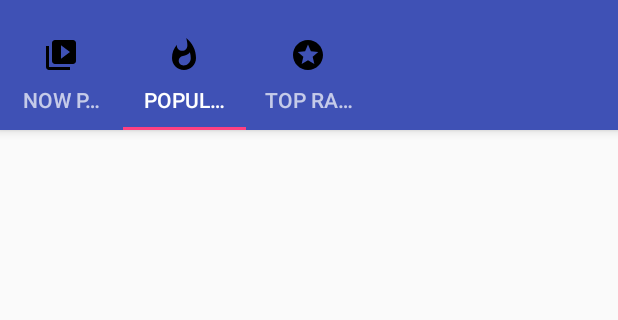
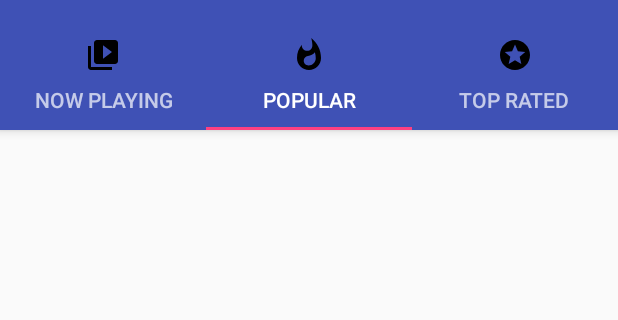
Before and after one commit to hadeer123/Capstone, an Android app: the screen it shows after launch (MainActivity), tab 2 chosen, on a phone screen of 412 x 824 dp, the part 62-382 px from its top. Run offline under Robolectric (Android 15) with nearby library versions, the phone set to English and light mode, and no system bars; our stand-ins replace ButterKnife; pictures from the network do not load; 1 statement that could not run was skipped.

Commit message:
*Updating navigation menu to be checkable. *Changing the last two Fragments names and removing tabs

```diff
--- a/app/src/main/java/com/smovies/hk/searchmovies/MainActivity.java
+++ b/app/src/main/java/com/smovies/hk/searchmovies/MainActivity.java
@@ -79,11 +79,41 @@ public class MainActivity extends AppCompatActivity
         // Set up the ViewPager with the sections adapter.
         mViewPager.setAdapter(mSectionsPagerAdapter);
         tabLayout.setupWithViewPager(mViewPager);
+        mViewPager.addOnPageChangeListener(new ViewPager.OnPageChangeListener() {
+            @Override
+            public void onPageScrolled(int i, float v, int i1) {
+
+            }
+
+            @Override
+            public void onPageSelected(int i) {
+                switch (i) {
+                    case FAV_LIST:
+                        setTitle(getString(R.string.nav_favorites_t));
+                        break;
+                    case TO_WATCH_LIST:
+                        setTitle(getString(R.string.nav_to_watch_t));
+                        break;
+                    default:
+                        break;
+                }
+            }
+
+            @Override
+            public void onPageScrollStateChanged(int i) {
+
+            }
+        });
 
         //set icons in tab layout
         tabLayout.getTabAt(PLAYING_NOW).setIcon(R.drawable.ic_menu_slideshow);
         tabLayout.getTabAt(POPULAR).setIcon(R.drawable.ic_whatshot_black_24dp);
         tabLayout.getTabAt(TOP_RATED).setIcon(R.drawable.ic_top_rated_yellow_24dp);
+
+        //remove last two tabs (Favorites & TO Watch)
+        tabLayout.removeTabAt(tabLayout.getTabCount() - 1);
+        tabLayout.removeTabAt(tabLayout.getTabCount() - 1);
+
     }
 
     @Override
@@ -138,10 +168,12 @@ public class MainActivity extends AppCompatActivity
             case R.id.nav_favorite:
                 mViewPager.setCurrentItem(FAV_LIST);
                 tabLayout.setVisibility(View.GONE);
+                navigationView.setCheckedItem(R.id.nav_favorite);
                 break;
             case R.id.nav_to_watch:
                 mViewPager.setCurrentItem(TO_WATCH_LIST);
                 tabLayout.setVisibility(View.GONE);
+                navigationView.setCheckedItem(R.id.nav_to_watch);
                 break;
             default:
                 mViewPager.setCurrentItem(PLAYING_NOW);
@@ -171,13 +203,28 @@ public class MainActivity extends AppCompatActivity
         public Fragment getItem(int position) {
             // getItem is called to instantiate the fragment for the given page.
             // Return a PlaceholderFragment (defined as a static inner class below).
+            updateVisibility(position);
+
             return MovieListFragment.newInstance(position);
+        }
+
+        public void updateVisibility(int position) {
+            if (position > 3) {
+                tabLayout.setVisibility(View.GONE);
+            } else {
+                updateTabVisibility();
+            }
         }
 
         @Override
         public int getCount() {
             // Show 5 total pages.
             return 5;
+        }
+
+        @Override
+        public void notifyDataSetChanged() {
+            super.notifyDataSetChanged();
         }
 
         @Override
--- a/app/src/main/java/com/smovies/hk/searchmovies/movieSorting/MovieListFragment.java
+++ b/app/src/main/java/com/smovies/hk/searchmovies/movieSorting/MovieListFragment.java
@@ -1,5 +1,6 @@
 package com.smovies.hk.searchmovies.movieSorting;
 
+import android.content.Context;
 import android.content.Intent;
 import android.os.Bundle;
 import android.support.annotation.NonNull;
@@ -27,7 +28,9 @@ import java.util.Objects;
 import butterknife.BindView;
 import butterknife.ButterKnife;
 
+import static com.smovies.hk.searchmovies.utils.Constants.FAV_LIST;
 import static com.smovies.hk.searchmovies.utils.Constants.KEY_MOVIE_ID;
+import static com.smovies.hk.searchmovies.utils.Constants.TO_WATCH_LIST;
 import static com.smovies.hk.searchmovies.utils.GridSpacingItemDecoration.dpToPx;
 
 
@@ -59,6 +62,21 @@ public class MovieListFragment extends Fragment implements MovieListContract.Vie
         // Required empty public constructor
     }
 
+    @Override
+    public void onAttach(Context context) {
+        super.onAttach(context);
+        switch (tabNumber) {
+            case FAV_LIST:
+                getActivity().setTitle(getString(R.string.nav_favorites_t));
+                break;
+            case TO_WATCH_LIST:
+                getActivity().setTitle(getString(R.string.nav_to_watch_t));
+                break;
+            default:
+                break;
+        }
+    }
+
     public static MovieListFragment newInstance(int sectionNumber) {
         MovieListFragment fragment = new MovieListFragment();
         Bundle args = new Bundle();
@@ -70,7 +88,6 @@ public class MovieListFragment extends Fragment implements MovieListContract.Vie
     private void initUI() {
         moviesList = new ArrayList<>();
         moviesAdapter = new MoviesAdapter(this, moviesList);
-
         GridSetup();
     }
 
--- a/app/src/main/res/menu/activity_main_drawer.xml
+++ b/app/src/main/res/menu/activity_main_drawer.xml
@@ -3,30 +3,34 @@
       xmlns:tools="http://schemas.android.com/tools"
       tools:showIn="navigation_view">
 
-    <group android:checkableBehavior="single">
         <item
             android:id="@+id/nav_now_playing"
             android:icon="@drawable/ic_menu_slideshow"
+            android:checkable="true"
             android:title="@string/nav_now_playing_t"/>
         <item
             android:id="@+id/nav_popular"
             android:icon="@drawable/ic_whatshot_black_24dp"
+            android:checkable="true"
             android:title="@string/nav_popular_t"/>
         <item
             android:id="@+id/nav_toprated"
             android:icon="@drawable/ic_top_rated_yellow_24dp"
+            android:checkable="true"
             android:title="@string/nav_top_rated_t"/>
-    </group>
+
 
     <item android:title="@string/nav_saved">
         <menu>
             <item
                 android:id="@+id/nav_favorite"
                 android:icon="@drawable/ic_favorite_red_24dp"
+                android:checkable="true"
                 android:title="@string/nav_favorites_t"/>
             <item
                 android:id="@+id/nav_to_watch"
                 android:icon="@drawable/ic_playlist_add_black_24dp"
+                android:checkable="true"
                 android:title="@string/nav_to_watch_t"/>
         </menu>
     </item>
```
Also changed, not shown: app/src/main/res/menu/menu_movie_details.xml (deleted, +0 -10 lines).
